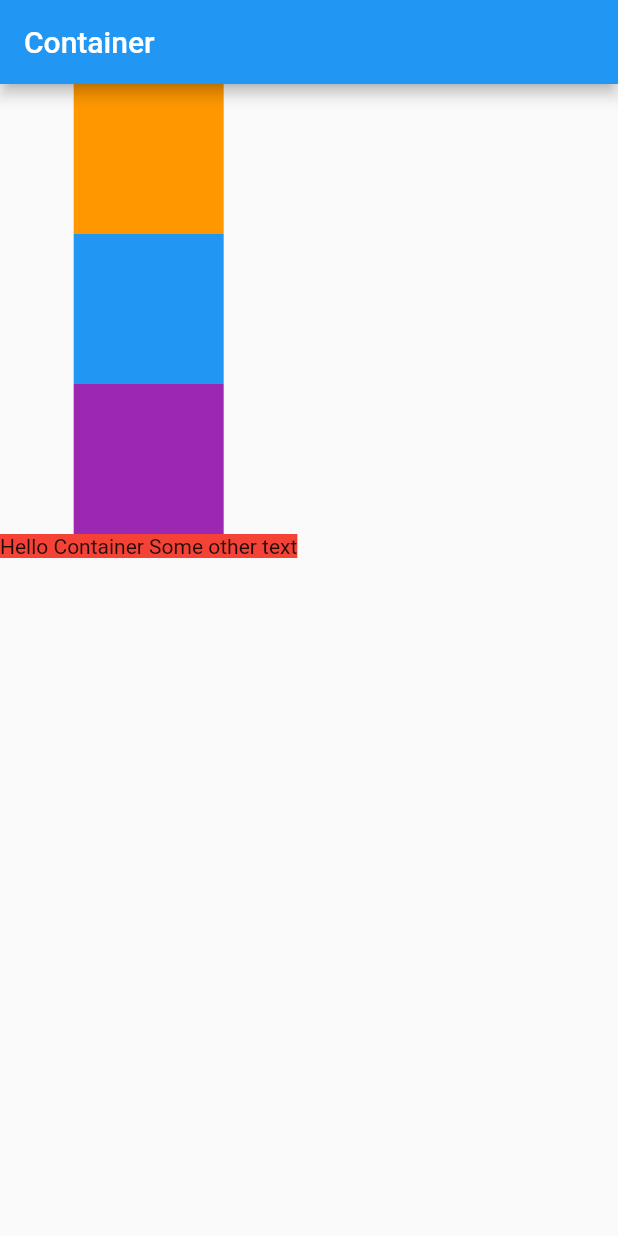
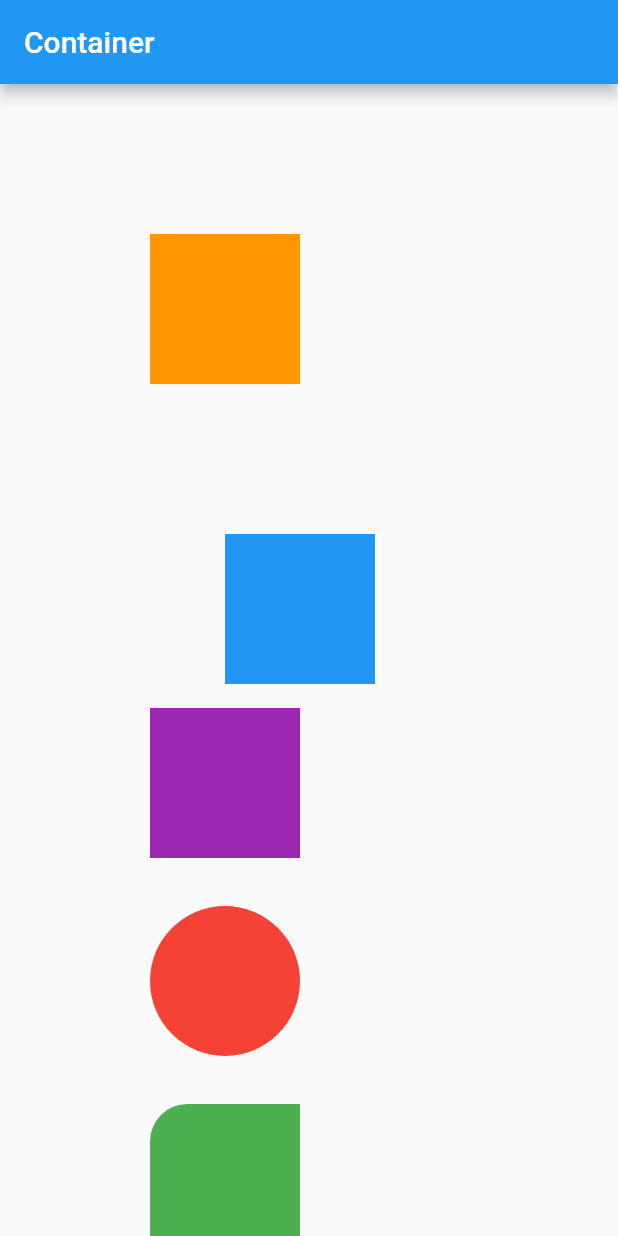
Before and after one commit to KaiqueMunhoz/creating_layouts_with_flutter, a Flutter app: the screen it shows after launch, on a phone screen of 412 x 824 dp. Run offline on Flutter 3.47's test engine with Material 2 defaults, Android fonts, the phone set to English and light mode, and no system bars.

Commit message:
Feat: Positioning and transforming Containers

```diff
--- a/flutter/03-module/using_containers/lib/main.dart
+++ b/flutter/03-module/using_containers/lib/main.dart
@@ -14,23 +14,41 @@ class MyApp extends StatelessWidget {
           body: Column(
             children: <Widget>[
               Container(
+                margin: EdgeInsets.all(100.0),
                 color: Colors.orange,
                 width: 100.0,
                 height: 100.0,
               ),
               Container(
+                margin: EdgeInsets.only(left: 100.0),
                 color: Colors.blue,
                 width: 100.0,
                 height: 100.0,
               ),
               Container(
+                margin: EdgeInsets.symmetric(vertical: 16.0),
                 color: Colors.purple,
                 width: 100.0,
                 height: 100.0,
               ),
               Container(
-                color: Colors.red,
-                child: Text('Hello Container Some other text'),
+                margin: EdgeInsets.symmetric(vertical: 16.0),
+                width: 100.0,
+                height: 100.0,
+                decoration:
+                    BoxDecoration(color: Colors.red, shape: BoxShape.circle),
+              ),
+              Container(
+                margin: EdgeInsets.symmetric(vertical: 16.0),
+                width: 100.0,
+                height: 100.0,
+                decoration: BoxDecoration(
+                  color: Colors.green,
+                  borderRadius: BorderRadius.only(
+                    topLeft: Radius.circular(25.0),
+                    bottomRight: Radius.circular(10.0),
+                  ),
+                ),
               ),
             ],
           )),
```
